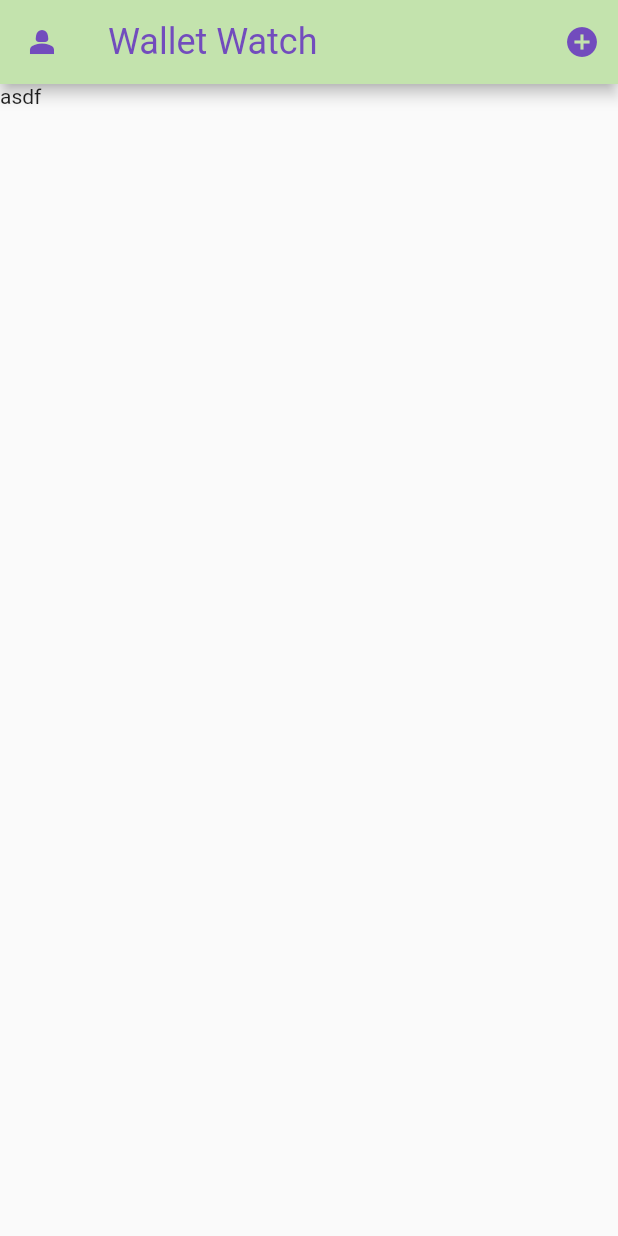
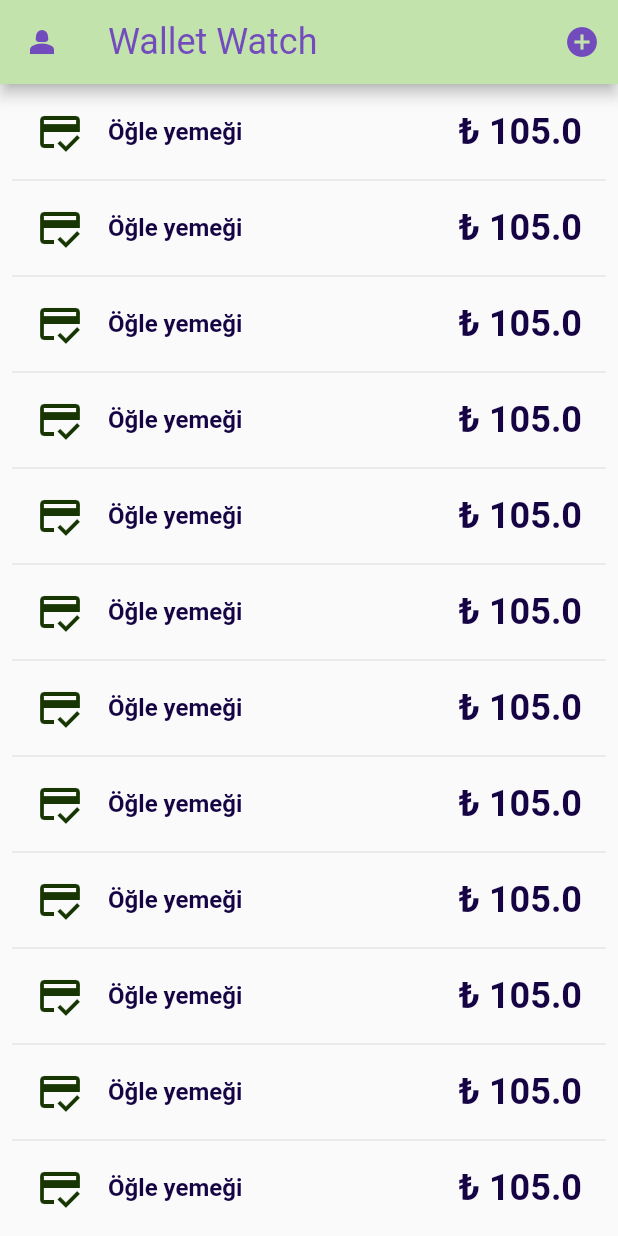
Before and after one commit to zehraCoskun/tobeto-flutter, a Flutter app: the screen it shows after launch, on a phone screen of 412 x 824 dp. Run offline on Flutter 3.47's test engine with Material 2 defaults, Android fonts, the phone set to English and light mode, and no system bars.

Commit message:
home view created

```diff
--- a/wallet_watch/lib/main.dart
+++ b/wallet_watch/lib/main.dart
@@ -8,7 +8,7 @@ import 'package:wallet_watch/views/home_view.dart';
 void main() {
   runApp(MaterialApp(
     home: Scaffold(
-      body: const HomeView(),
+      body: HomeView(),
       appBar: AppBar(
           backgroundColor: MyColors.secodaryColor,
           title: const appbarTitle(),
@@ -17,7 +17,7 @@ void main() {
             addButton(),
           ]),
     ),
-    routes: {'/toHome': (context) => const HomeView()},
+    routes: {'/toHome': (context) =>  HomeView()},
   ));
 }
 
--- a/wallet_watch/lib/models/expense.dart
+++ b/wallet_watch/lib/models/expense.dart
@@ -1,4 +1,3 @@
-import 'package:flutter/material.dart';
 import 'package:uuid/uuid.dart';
 
 const uuid = Uuid();
--- a/wallet_watch/lib/views/home_view.dart
+++ b/wallet_watch/lib/views/home_view.dart
@@ -1,12 +1,144 @@
 import 'package:flutter/material.dart';
+import 'package:wallet_watch/assets/mycolors.dart';
+import 'package:wallet_watch/models/expense.dart';
 
 class HomeView extends StatelessWidget {
-  const HomeView({super.key});
+  HomeView({super.key});
+  final double linePadding = 16;
+  final double lineHeight = 48;
+  final double lineFont = 16.0;
+  List<Expense> expenses = [
+    Expense(spend: "Öğle yemeği", date: DateTime.now(), price: 105),
+    Expense(spend: "Öğle yemeği", date: DateTime.now(), price: 105),
+    Expense(spend: "Öğle yemeği", date: DateTime.now(), price: 105),
+    Expense(spend: "Öğle yemeği", date: DateTime.now(), price: 105),
+    Expense(spend: "Öğle yemeği", date: DateTime.now(), price: 105),
+    Expense(spend: "Öğle yemeği", date: DateTime.now(), price: 105),
+    Expense(spend: "Öğle yemeği", date: DateTime.now(), price: 105),
+    Expense(spend: "Öğle yemeği", date: DateTime.now(), price: 105),
+    Expense(spend: "Öğle yemeği", date: DateTime.now(), price: 105),
+    Expense(spend: "Öğle yemeği", date: DateTime.now(), price: 105),
+    Expense(spend: "Öğle yemeği", date: DateTime.now(), price: 105),
+    Expense(spend: "Öğle yemeği", date: DateTime.now(), price: 105),
+  ];
+  @override
+  Widget build(BuildContext context) {
+    return ListView.separated(
+      padding: const EdgeInsets.all(8),
+      itemCount: expenses.length,
+      itemBuilder: (context, index) {
+        return SizedBox(
+          height: lineHeight,
+          child: Row(
+            mainAxisAlignment: MainAxisAlignment.spaceBetween,
+            children: [
+              Row(
+                children: [
+                  Padding(
+                    padding: EdgeInsets.symmetric(horizontal: linePadding),
+                    child: Icon(
+                      Icons.credit_score,
+                      color: MyColors.mainColor,
+                      size: lineFont * 2,
+                    ),
+                  ),
+                  ListText(
+                      expenses: expenses,
+                      index: index,
+                      lineFont: lineFont,
+                      textType: "line") // İkon en solda
+                ],
+              ),
+              Padding(
+                  padding: EdgeInsets.symmetric(horizontal: linePadding),
+                  child: ListText(
+                      expenses: expenses,
+                      index: index,
+                      lineFont: lineFont * 3 / 2,
+                      textType: "price")), // İkinci metin sağa dayalı
+            ],
+          ),
+        );
+      },
+      separatorBuilder: (context, index) => const Divider(),
+    );
+  }
+}
+
+class ListText extends StatelessWidget {
+  const ListText({
+    Key? key,
+    required this.expenses,
+    required this.index,
+    required this.lineFont,
+    required this.textType, // "price" veya "list" gibi bir tür ekledik
+  });
+
+  final List<Expense> expenses;
+  final int index;
+  final double lineFont;
+  final String textType;
 
   @override
   Widget build(BuildContext context) {
-    return const Scaffold(
-      body: Column(children: [Text("asdf")]),
+    String text = (textType == "price")
+        ? "₺ ${expenses[index].price}"
+        : expenses[index].spend;
+
+    return Text(
+      text,
+      style: TextStyle(
+        color: MyColors.mainTextColor,
+        fontWeight: FontWeight.w600,
+        fontSize: lineFont,
+      ),
     );
   }
 }
+
+
+// class PriceText extends StatelessWidget {
+//   const PriceText(
+//       {super.key,
+//       required this.expenses,
+//       required this.index,
+//       required this.lineFont});
+
+//   final List<Expense> expenses;
+//   final int index;
+//   final double lineFont;
+//   @override
+//   Widget build(BuildContext context) {
+//     return Text(
+//       expenses[index].price.toString(),
+//       style: TextStyle(
+//           color: MyColors.mainTextColor,
+//           fontWeight: FontWeight.w600,
+//           fontSize: lineFont),
+//     );
+//   }
+// }
+
+// class ListText extends StatelessWidget {
+//   const ListText({
+//     super.key,
+//     required this.expenses,
+//     required this.index,
+//     required this.lineFont,
+//   });
+
+//   final List<Expense> expenses;
+//   final int index;
+//   final double lineFont;
+
+//   @override
+//   Widget build(BuildContext context) {
+//     return Text(
+//       expenses[index].spend,
+//       style: TextStyle(
+//           color: MyColors.mainTextColor,
+//           fontWeight: FontWeight.w600,
+//           fontSize: lineFont),
+//     );
+//   }
+// }
```
